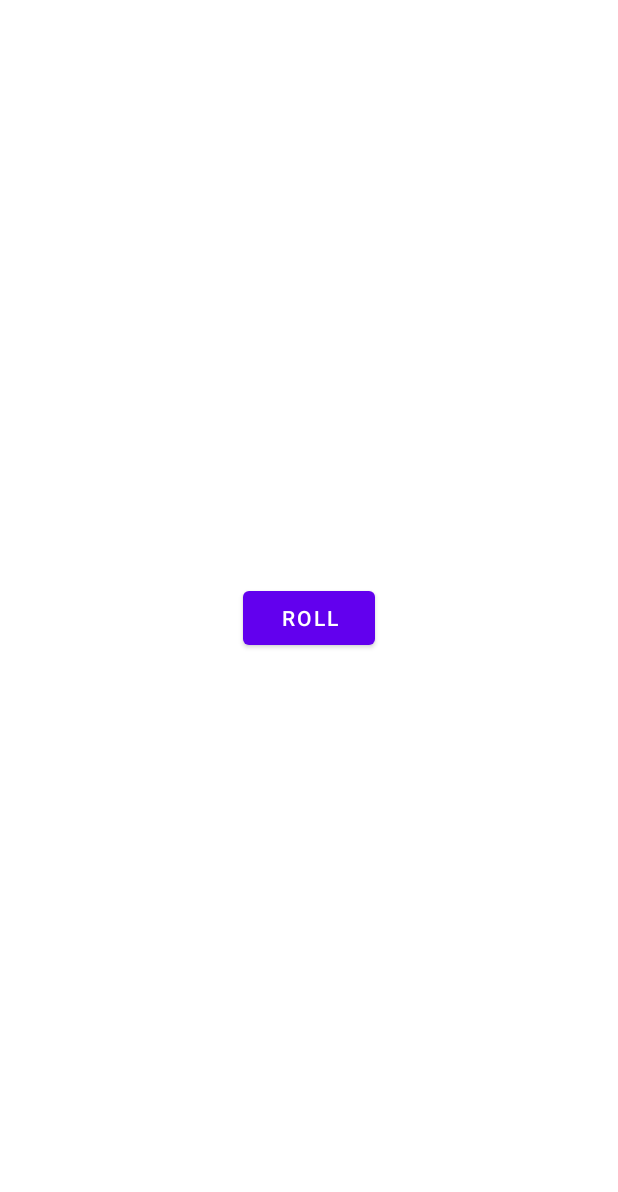
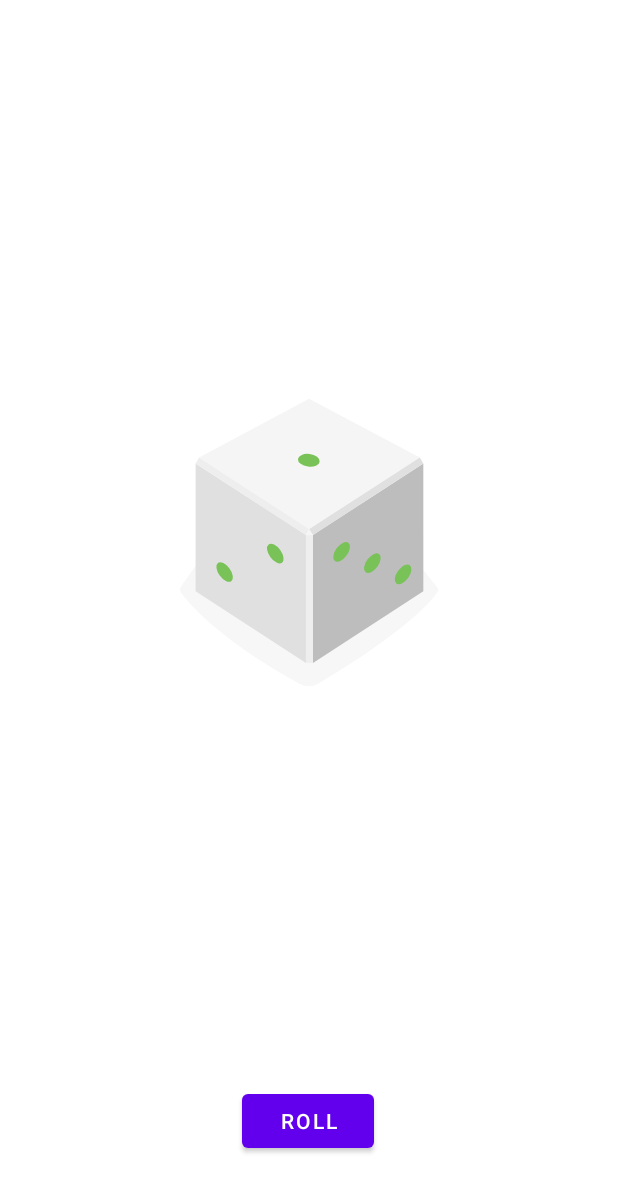
Before and after one commit to Ajaydip-Singh/Dice-Roller, an Android app: the layout activity_main.xml on its own in the app's theme, with its tools: preview values and no code run, on a phone screen of 412 x 824 dp. Shown: the top 1192 px of the screen. Run offline under Robolectric (Android 15) with nearby library versions, the phone set to English and light mode, and no system bars.

Commit message:
:lipstick: show dice image and lower the roll button

```diff
--- a/app/src/main/java/mimo/com/diceroller/MainActivity.kt
+++ b/app/src/main/java/mimo/com/diceroller/MainActivity.kt
@@ -14,5 +14,7 @@ class MainActivity : AppCompatActivity() {
         val view = binding.root
         setContentView(view)
 
+
+
     }
 }
--- a/app/src/main/res/layout/activity_main.xml
+++ b/app/src/main/res/layout/activity_main.xml
@@ -13,7 +13,8 @@
         app:layout_constraintBottom_toTopOf="@id/roll_button"
         app:layout_constraintEnd_toEndOf="parent"
         app:layout_constraintStart_toStartOf="parent"
-        app:layout_constraintTop_toTopOf="parent"/>
+        app:layout_constraintTop_toTopOf="parent"
+        android:src="@drawable/dice_1"/>
 
     <com.google.android.material.button.MaterialButton
         android:id="@+id/roll_button"
@@ -22,7 +23,9 @@
         android:text="Roll"
         app:layout_constraintBottom_toBottomOf="parent"
         app:layout_constraintEnd_toEndOf="parent"
+        app:layout_constraintHorizontal_bias="0.498"
         app:layout_constraintStart_toStartOf="parent"
-        app:layout_constraintTop_toTopOf="parent" />
+        app:layout_constraintTop_toTopOf="parent"
+        app:layout_constraintVertical_bias="0.932" />
 
 </androidx.constraintlayout.widget.ConstraintLayout>
```
